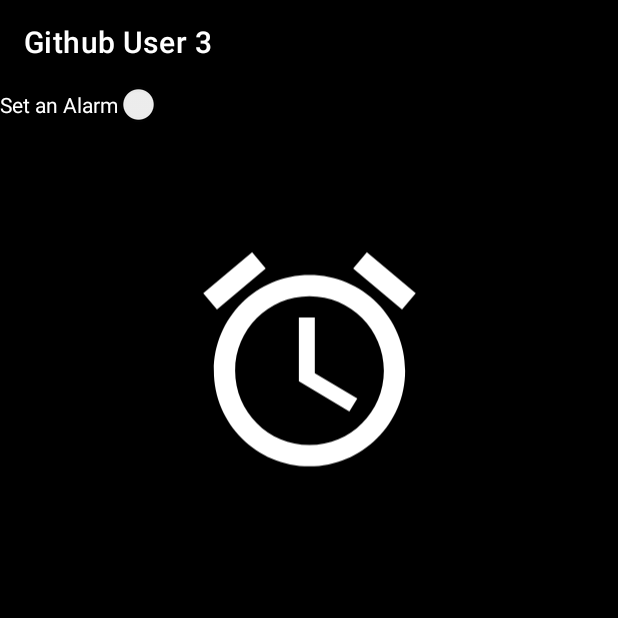
After one commit to alzainiazharie/GithubUser, an Android app: the SettingAlarmActivity screen opened directly, with no data from a screen before it, on a phone screen of 412 x 824 dp, the top half of it. The commit adds this screen. Run offline under Robolectric (Android 15) with nearby library versions, the phone set to English and light mode, and no system bars.

Commit message:
notif ok

```diff
--- a/app/src/main/java/com/azharie/alzaini/githubuser3/activity/MainActivity.kt
+++ b/app/src/main/java/com/azharie/alzaini/githubuser3/activity/MainActivity.kt
@@ -114,6 +114,11 @@ class MainActivity : AppCompatActivity() {
         if (item.itemId == R.id.favorite){
             val intent = Intent(this@MainActivity, FavoriteActivity::class.java)
            startActivityForResult(intent, REQUEST_ADD)
+        }
+
+        if (item.itemId == R.id.set_alarm){
+            val intent = Intent(this@MainActivity, SettingAlarmActivity::class.java)
+            startActivity(intent)
         }
         return super.onOptionsItemSelected(item)
     }
--- /dev/null
+++ b/app/src/main/java/com/azharie/alzaini/githubuser3/activity/SettingAlarmActivity.kt
@@ -0,0 +1,51 @@
+package com.azharie.alzaini.githubuser3.activity
+
+import android.content.Context
+import android.content.SharedPreferences
+import androidx.appcompat.app.AppCompatActivity
+import android.os.Bundle
+import com.azharie.alzaini.githubuser3.R
+import com.azharie.alzaini.githubuser3.alarmnotif.AlarmReceiver
+import com.azharie.alzaini.githubuser3.databinding.ActivitySettingAlarmBinding
+
+class SettingAlarmActivity : AppCompatActivity() {
+    private lateinit var binding: ActivitySettingAlarmBinding
+    private lateinit var alarmReceiver: AlarmReceiver
+    private lateinit var mSharedPrererence: SharedPreferences
+
+    companion object{
+        private const val PREF_NAME = "SettingPref"
+        private const val DAILY = "daily"
+    }
+
+
+    override fun onCreate(savedInstanceState: Bundle?) {
+        super.onCreate(savedInstanceState)
+        binding = ActivitySettingAlarmBinding.inflate(layoutInflater)
+        setContentView(binding.root)
+        alarmReceiver = AlarmReceiver()
+        mSharedPrererence = getSharedPreferences(PREF_NAME, Context.MODE_PRIVATE)
+        setSwitch()
+
+        binding.switchAlarm.setOnCheckedChangeListener { _, isChecked ->
+            if (isChecked){
+                alarmReceiver.repeatingAlarm(applicationContext, AlarmReceiver.TYPE_REPEATING, "MAIN ACTIVITY","umu")
+
+
+            } else{
+                alarmReceiver.cancelAlarm(applicationContext, AlarmReceiver.TYPE_REPEATING)
+            }
+            saveChecked(isChecked)
+        }
+    }
+
+    private fun saveChecked(checked: Boolean){
+        val edit = mSharedPrererence.edit()
+        edit.putBoolean(DAILY, checked)
+        edit.apply()
+    }
+
+    private fun setSwitch(){
+        binding.switchAlarm.isChecked = mSharedPrererence.getBoolean(DAILY, false)
+    }
+}
--- /dev/null
+++ b/app/src/main/res/drawable/ic_baseline_alarm_24.xml
@@ -0,0 +1,5 @@
+<vector android:height="222dp" android:tint="#FFFFFF"
+    android:viewportHeight="24" android:viewportWidth="24"
+    android:width="222dp" xmlns:android="http://schemas.android.com/apk/res/android">
+    <path android:fillColor="@android:color/white" android:pathData="M22,5.72l-4.6,-3.86 -1.29,1.53 4.6,3.86L22,5.72zM7.88,3.39L6.6,1.86 2,5.71l1.29,1.53 4.59,-3.85zM12.5,8L11,8v6l4.75,2.85 0.75,-1.23 -4,-2.37L12.5,8zM12,4c-4.97,0 -9,4.03 -9,9s4.02,9 9,9c4.97,0 9,-4.03 9,-9s-4.03,-9 -9,-9zM12,20c-3.87,0 -7,-3.13 -7,-7s3.13,-7 7,-7 7,3.13 7,7 -3.13,7 -7,7z"/>
+</vector>
--- /dev/null
+++ b/app/src/main/res/drawable/ic_baseline_notifications_24.xml
@@ -0,0 +1,10 @@
+<vector xmlns:android="http://schemas.android.com/apk/res/android"
+    android:width="24dp"
+    android:height="24dp"
+    android:viewportWidth="24"
+    android:viewportHeight="24"
+    android:tint="?attr/colorControlNormal">
+  <path
+      android:fillColor="@android:color/white"
+      android:pathData="M12,22c1.1,0 2,-0.9 2,-2h-4c0,1.1 0.89,2 2,2zM18,16v-5c0,-3.07 -1.64,-5.64 -4.5,-6.32L13.5,4c0,-0.83 -0.67,-1.5 -1.5,-1.5s-1.5,0.67 -1.5,1.5v0.68C7.63,5.36 6,7.92 6,11v5l-2,2v1h16v-1l-2,-2z"/>
+</vector>
--- /dev/null
+++ b/app/src/main/res/layout/activity_setting_alarm.xml
@@ -0,0 +1,32 @@
+<?xml version="1.0" encoding="utf-8"?>
+<androidx.constraintlayout.widget.ConstraintLayout xmlns:android="http://schemas.android.com/apk/res/android"
+    xmlns:app="http://schemas.android.com/apk/res-auto"
+    xmlns:tools="http://schemas.android.com/tools"
+    android:layout_width="match_parent"
+    android:layout_height="match_parent"
+    android:background="@color/black"
+    tools:context=".activity.SettingAlarmActivity">
+
+    <ImageView
+        android:id="@+id/pict_alarm"
+        android:layout_width="170dp"
+        android:layout_height="176dp"
+        android:layout_marginTop="96dp"
+        app:layout_constraintEnd_toEndOf="parent"
+        app:layout_constraintStart_toStartOf="parent"
+        app:layout_constraintTop_toTopOf="parent"
+        app:srcCompat="@drawable/ic_baseline_alarm_24" />
+
+    <Switch
+        android:id="@+id/switch_alarm"
+        android:layout_width="wrap_content"
+        android:layout_height="wrap_content"
+        android:layout_marginTop="16dp"
+        android:text="@string/alarm_setting"
+        android:textColor="@color/white"
+        app:layout_constraintEnd_toEndOf="@+id/imageView3"
+        app:layout_constraintHorizontal_bias="0.511"
+        app:layout_constraintStart_toStartOf="@+id/imageView3"
+        app:layout_constraintTop_toBottomOf="@+id/imageView3"
+        tools:ignore="MissingConstraints,UseSwitchCompatOrMaterialXml" />
+</androidx.constraintlayout.widget.ConstraintLayout>
--- a/app/src/main/res/menu/options_menu.xml
+++ b/app/src/main/res/menu/options_menu.xml
@@ -15,6 +15,9 @@
     <item
         android:id="@+id/favorite"
         android:title="@string/list_favorite"/>
+    <item
+        android:id="@+id/set_alarm"
+        android:title="@string/alarm_setting"/>
 
 
 </menu>
--- a/app/src/main/res/values/strings.xml
+++ b/app/src/main/res/values/strings.xml
@@ -13,6 +13,7 @@
     <string name="repository">Repository</string>
     <string name="hint_search">Search by username</string>
     <string name="list_favorite">Favorites List</string>
+    <string name="alarm_setting">Set an Alarm</string>
 
 
 </resources>
```
Also changed, not shown: app/src/main/AndroidManifest.xml (+7 -1 lines), app/src/main/java/com/azharie/alzaini/githubuser3/alarmnotif/AlarmReceiver.kt (added, +103 -0 lines), 4 other files.
